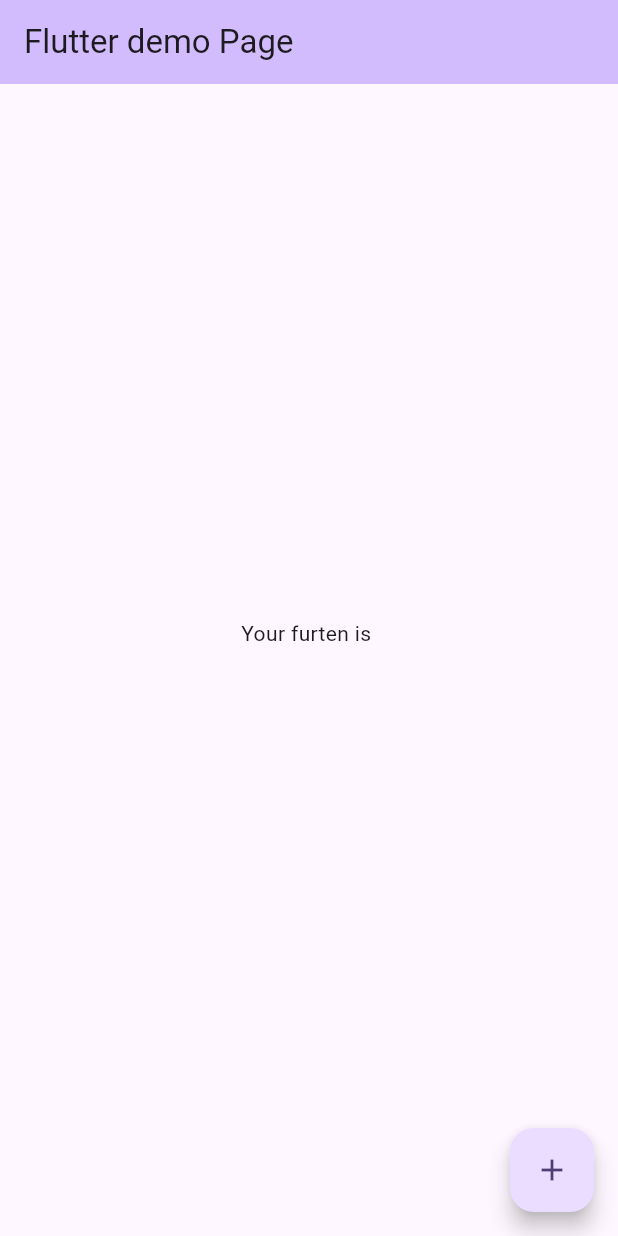
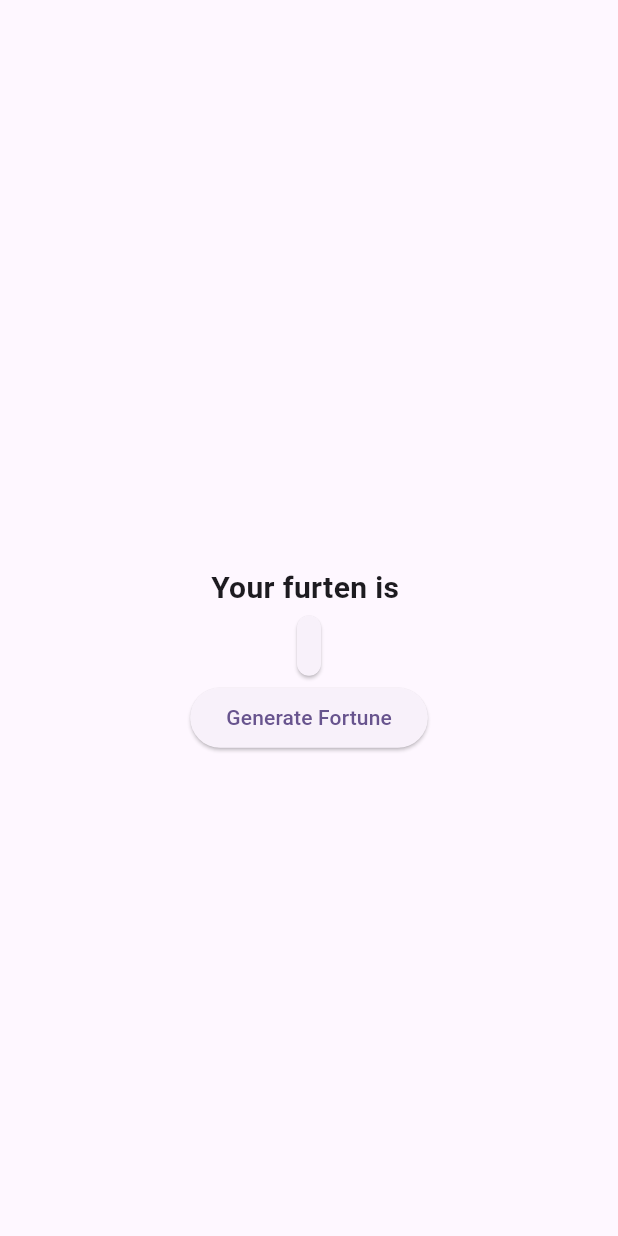
Before and after one commit to sodikinnaa/flutter-course, a Flutter app: the screen it shows after launch, on a phone screen of 412 x 824 dp. Run offline on Flutter 3.47's test engine with Material 3 defaults, Android fonts, the light colour scheme and no system bars.

Commit message:
Hands-On - Fortune Cookie App - Add a Card & Introduction to Widgets

```diff
--- a/lib/main.dart
+++ b/lib/main.dart
@@ -14,21 +14,7 @@ class MyApp extends StatelessWidget {
     return MaterialApp(
       title: 'Flutter Demo',
       theme: ThemeData(
-        // This is the theme of your application.
-        //
-        // TRY THIS: Try running your application with "flutter run". You'll see
-        // the application has a purple toolbar. Then, without quitting the app,
-        // try changing the seedColor in the colorScheme below to Colors.green
-        // and then invoke "hot reload" (save your changes or press the "hot
-        // reload" button in a Flutter-supported IDE, or press "r" if you used
-        // the command line to start the app).
-        //
-        // Notice that the counter didn't reset back to zero; the application
-        // state is not lost during the reload. To reset the state, use hot
-        // restart instead.
-        //
-        // This works for code too, not just values: Most code changes can be
-        // tested with just a hot reload.
+
         colorScheme: ColorScheme.fromSeed(seedColor: Colors.deepPurple),
       ),
       home: MyHomePage(),
@@ -46,21 +32,12 @@ class MyHomePage extends StatefulWidget {
 }
 
 class _MyHomePageState extends State<MyHomePage> {
-  int _counter = 0;
   String _currentFortune="";
 
   final _fortuneList = [
-    "You will be lucky today",
-    "You will be unlucky today",
-    "You will be average today",
-    "You will be great today",
-    "You will be bad today",
-    "You will be good today",
-    "You will be great today",
-    "You will be bad today",
-    "You will be good today",
+    "Lorem ipsum dolor sit amet, panda",
+    "Lorem ipsum dolor sit amet, kuli.",
   ];
-
   void _randomFourtune(){
     var random = Random();
     int fortune = random.nextInt(_fortuneList.length);
@@ -71,52 +48,44 @@ class _MyHomePageState extends State<MyHomePage> {
 
   }
 
-  void _incrementCounter() {
-    setState(() {
-      _counter++;
-    });
-  }
 
   @override
   Widget build(BuildContext context) {
-    // This method is rerun every time setState is called, for instance as done
-    // by the _incrementCounter method above.
-    //
-    // The Flutter framework has been optimized to make rerunning build methods
-    // fast, so that you can just rebuild anything that needs updating rather
-    // than having to individually change instances of widgets.
+
     return Scaffold(
-      appBar: AppBar(
-        // TRY THIS: Try changing the color here to a specific color (to
-        // Colors.amber, perhaps?) and trigger a hot reload to see the AppBar
-        // change color while the other colors stay the same.
-        backgroundColor: Theme.of(context).colorScheme.inversePrimary,
-        // Here we take the value from the MyHomePage object that was created by
-        // the App.build method, and use it to set our appbar title.
-        title: Text("Flutter demo Page "),
-      ),
+      appBar: AppBar(),
       body: Center(
-        // Center is a layout widget. It takes a single child and positions it
-        // in the middle of the parent.
         child: Column(
-
           mainAxisAlignment: MainAxisAlignment.center,
           children: <Widget>[
             Text(
               "Your furten is ",
+              style: TextStyle(
+                fontSize: 20,
+                fontWeight: FontWeight.bold,
               ),
-            Text(
-              '${_currentFortune}',
-              style: Theme.of(context).textTheme.headlineMedium,
-            ),
+              ),
+              Card(
+                child: Padding(
+                  padding: EdgeInsets.all(8),
+                  child: Text(
+                    '${_currentFortune}',
+                    style: Theme.of(context).textTheme.titleMedium,
+                  ),
+                ),
+              ),
+              ElevatedButton(
+                onPressed: _randomFourtune,
+                child: Text('Generate Fortune'),
+              ),
           ],
         ),
       ),
-      floatingActionButton: FloatingActionButton(
-        onPressed: _randomFourtune,
-        tooltip: 'Increment',
-        child: const Icon(Icons.add),
-      ), // This trailing comma makes auto-formatting nicer for build methods.
+      // floatingActionButton: FloatingActionButton(
+      //   onPressed: _randomFourtune,
+      //   tooltip: 'Increment',
+      //   child: const Icon(Icons.add),
+      // ), // This trailing comma makes auto-formatting nicer for build methods.
     );
   }
 }
```
